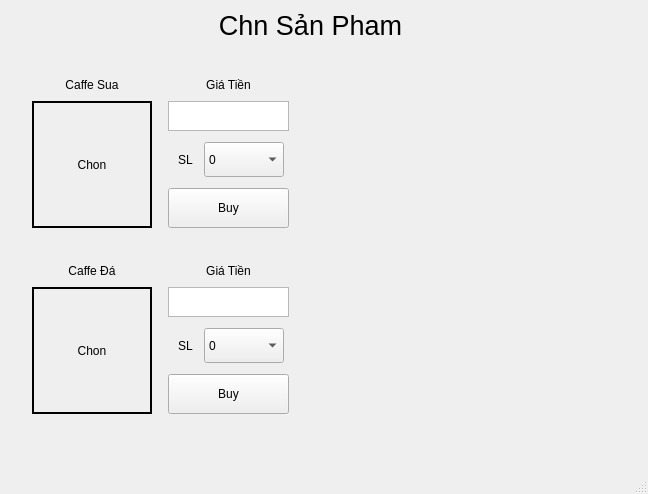
mWorkVN/linuxcnc, file configs/mdragon/pythonextern/CoffeMachine/vendding.ui: the form before one commit.
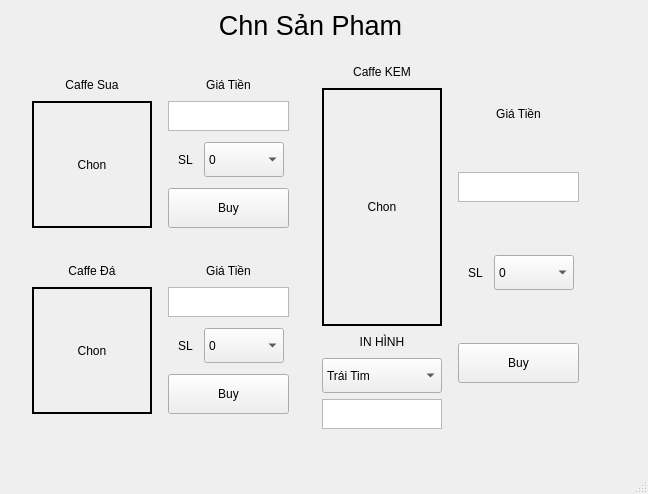
The form after the commit.

The edit to the form file:
```diff
--- a/configs/mdragon/pythonextern/CoffeMachine/vendding.ui
+++ b/configs/mdragon/pythonextern/CoffeMachine/vendding.ui
@@ -634,6 +634,386 @@
        <set>Qt::AlignCenter</set>
       </property>
      </widget>
+     <widget class="QWidget" name="verticalLayoutWidget_2">
+      <property name="geometry">
+       <rect>
+        <x>310</x>
+        <y>40</y>
+        <width>281</width>
+        <height>391</height>
+       </rect>
+      </property>
+      <layout class="QVBoxLayout" name="verticalLayout_7">
+       <property name="leftMargin">
+        <number>5</number>
+       </property>
+       <property name="topMargin">
+        <number>5</number>
+       </property>
+       <property name="rightMargin">
+        <number>5</number>
+       </property>
+       <property name="bottomMargin">
+        <number>5</number>
+       </property>
+       <item>
+        <layout class="QHBoxLayout" name="horizontalLayout_8">
+         <property name="leftMargin">
+          <number>2</number>
+         </property>
+         <property name="topMargin">
+          <number>2</number>
+         </property>
+         <property name="rightMargin">
+          <number>2</number>
+         </property>
+         <property name="bottomMargin">
+          <number>2</number>
+         </property>
+         <item>
+          <layout class="QVBoxLayout" name="verticalLayout_8">
+           <property name="leftMargin">
+            <number>5</number>
+           </property>
+           <property name="topMargin">
+            <number>5</number>
+           </property>
+           <property name="rightMargin">
+            <number>5</number>
+           </property>
+           <property name="bottomMargin">
+            <number>5</number>
+           </property>
+           <item>
+            <widget class="QLabel" name="nameID1_2">
+             <property name="sizePolicy">
+              <sizepolicy hsizetype="Maximum" vsizetype="Maximum">
+               <horstretch>0</horstretch>
+               <verstretch>0</verstretch>
+              </sizepolicy>
+             </property>
+             <property name="minimumSize">
+              <size>
+               <width>20</width>
+               <height>20</height>
+              </size>
+             </property>
+             <property name="maximumSize">
+              <size>
+               <width>150</width>
+               <height>20</height>
+              </size>
+             </property>
+             <property name="frameShape">
+              <enum>QFrame::Box</enum>
+             </property>
+             <property name="lineWidth">
+              <number>0</number>
+             </property>
+             <property name="text">
+              <string>Caffe KEM</string>
+             </property>
+             <property name="alignment">
+              <set>Qt::AlignCenter</set>
+             </property>
+            </widget>
+           </item>
+           <item>
+            <widget class="QLabel" name="imageID1_2">
+             <property name="sizePolicy">
+              <sizepolicy hsizetype="Maximum" vsizetype="Maximum">
+               <horstretch>0</horstretch>
+               <verstretch>0</verstretch>
+              </sizepolicy>
+             </property>
+             <property name="minimumSize">
+              <size>
+               <width>120</width>
+               <height>120</height>
+              </size>
+             </property>
+             <property name="maximumSize">
+              <size>
+               <width>150</width>
+               <height>250</height>
+              </size>
+             </property>
+             <property name="frameShape">
+              <enum>QFrame::Box</enum>
+             </property>
+             <property name="lineWidth">
+              <number>2</number>
+             </property>
+             <property name="text">
+              <string>Chon</string>
+             </property>
+             <property name="alignment">
+              <set>Qt::AlignCenter</set>
+             </property>
+            </widget>
+           </item>
+           <item>
+            <widget class="QLabel" name="imageAc_8">
+             <property name="sizePolicy">
+              <sizepolicy hsizetype="Maximum" vsizetype="Maximum">
+               <horstretch>0</horstretch>
+               <verstretch>0</verstretch>
+              </sizepolicy>
+             </property>
+             <property name="minimumSize">
+              <size>
+               <width>20</width>
+               <height>20</height>
+              </size>
+             </property>
+             <property name="maximumSize">
+              <size>
+               <width>150</width>
+               <height>20</height>
+              </size>
+             </property>
+             <property name="frameShape">
+              <enum>QFrame::Box</enum>
+             </property>
+             <property name="lineWidth">
+              <number>0</number>
+             </property>
+             <property name="text">
+              <string>IN HÌNH</string>
+             </property>
+             <property name="alignment">
+              <set>Qt::AlignCenter</set>
+             </property>
+            </widget>
+           </item>
+           <item>
+            <widget class="QComboBox" name="numSlID1_3">
+             <property name="sizePolicy">
+              <sizepolicy hsizetype="Preferred" vsizetype="Preferred">
+               <horstretch>0</horstretch>
+               <verstretch>0</verstretch>
+              </sizepolicy>
+             </property>
+             <property name="minimumSize">
+              <size>
+               <width>80</width>
+               <height>35</height>
+              </size>
+             </property>
+             <property name="maximumSize">
+              <size>
+               <width>500</width>
+               <height>35</height>
+              </size>
+             </property>
+             <property name="ID" stdset="0">
+              <number>1</number>
+             </property>
+             <item>
+              <property name="text">
+               <string>Trái Tim</string>
+              </property>
+             </item>
+             <item>
+              <property name="text">
+               <string>Cành lá</string>
+              </property>
+             </item>
+             <item>
+              <property name="text">
+               <string>Chữ</string>
+              </property>
+             </item>
+            </widget>
+           </item>
+           <item>
+            <widget class="QTextEdit" name="totalCoinID1_3">
+             <property name="maximumSize">
+              <size>
+               <width>16777215</width>
+               <height>30</height>
+              </size>
+             </property>
+             <property name="readOnly">
+              <bool>true</bool>
+             </property>
+            </widget>
+           </item>
+          </layout>
+         </item>
+         <item>
+          <layout class="QVBoxLayout" name="verticalLayout_9">
+           <property name="leftMargin">
+            <number>5</number>
+           </property>
+           <property name="topMargin">
+            <number>5</number>
+           </property>
+           <property name="rightMargin">
+            <number>5</number>
+           </property>
+           <property name="bottomMargin">
+            <number>5</number>
+           </property>
+           <item>
+            <widget class="QLabel" name="imageAc_6">
+             <property name="sizePolicy">
+              <sizepolicy hsizetype="Maximum" vsizetype="Maximum">
+               <horstretch>0</horstretch>
+               <verstretch>0</verstretch>
+              </sizepolicy>
+             </property>
+             <property name="minimumSize">
+              <size>
+               <width>20</width>
+               <height>20</height>
+              </size>
+             </property>
+             <property name="maximumSize">
+              <size>
+               <width>150</width>
+               <height>20</height>
+              </size>
+             </property>
+             <property name="frameShape">
+              <enum>QFrame::Box</enum>
+             </property>
+             <property name="lineWidth">
+              <number>0</number>
+             </property>
+             <property name="text">
+              <string>Giá Tiền</string>
+             </property>
+             <property name="alignment">
+              <set>Qt::AlignCenter</set>
+             </property>
+            </widget>
+           </item>
+           <item>
+            <widget class="QTextEdit" name="totalCoinID1_2">
+             <property name="maximumSize">
+              <size>
+               <width>16777215</width>
+               <height>30</height>
+              </size>
+             </property>
+             <property name="readOnly">
+              <bool>true</bool>
+             </property>
+            </widget>
+           </item>
+           <item>
+            <layout class="QHBoxLayout" name="horizontalLayout_9">
+             <property name="leftMargin">
+              <number>5</number>
+             </property>
+             <property name="topMargin">
+              <number>5</number>
+             </property>
+             <property name="rightMargin">
+              <number>5</number>
+             </property>
+             <property name="bottomMargin">
+              <number>5</number>
+             </property>
+             <item>
+              <widget class="QLabel" name="imageAc_7">
+               <property name="sizePolicy">
+                <sizepolicy hsizetype="Maximum" vsizetype="Maximum">
+                 <horstretch>0</horstretch>
+                 <verstretch>0</verstretch>
+                </sizepolicy>
+               </property>
+               <property name="minimumSize">
+                <size>
+                 <width>10</width>
+                 <height>20</height>
+                </size>
+               </property>
+               <property name="maximumSize">
+                <size>
+                 <width>150</width>
+                 <height>250</height>
+                </size>
+               </property>
+               <property name="frameShape">
+                <enum>QFrame::Box</enum>
+               </property>
+               <property name="lineWidth">
+                <number>0</number>
+               </property>
+               <property name="text">
+                <string>SL</string>
+               </property>
+               <property name="alignment">
+                <set>Qt::AlignCenter</set>
+               </property>
+              </widget>
+             </item>
+             <item>
+              <widget class="QComboBox" name="numSlID1_2">
+               <property name="sizePolicy">
+                <sizepolicy hsizetype="Preferred" vsizetype="Preferred">
+                 <horstretch>0</horstretch>
+                 <verstretch>0</verstretch>
+                </sizepolicy>
+               </property>
+               <property name="minimumSize">
+                <size>
+                 <width>80</width>
+                 <height>35</height>
+                </size>
+               </property>
+               <property name="maximumSize">
+                <size>
+                 <width>500</width>
+                 <height>35</height>
+                </size>
+               </property>
+               <property name="ID" stdset="0">
+                <number>1</number>
+               </property>
+               <item>
+                <property name="text">
+                 <string>0</string>
+                </property>
+               </item>
+               <item>
+                <property name="text">
+                 <string>1</string>
+                </property>
+               </item>
+               <item>
+                <property name="text">
+                 <string>2</string>
+                </property>
+               </item>
+              </widget>
+             </item>
+            </layout>
+           </item>
+           <item>
+            <widget class="QPushButton" name="btnBuyID1_2">
+             <property name="minimumSize">
+              <size>
+               <width>0</width>
+               <height>40</height>
+              </size>
+             </property>
+             <property name="text">
+              <string>Buy</string>
+             </property>
+             <property name="ID" stdset="0">
+              <number>1</number>
+             </property>
+            </widget>
+           </item>
+          </layout>
+         </item>
+        </layout>
+       </item>
+      </layout>
+     </widget>
     </widget>
     <widget class="QWidget" name="stackedWidgetPage2">
      <widget class="QLabel" name="imageAc_11">
```
